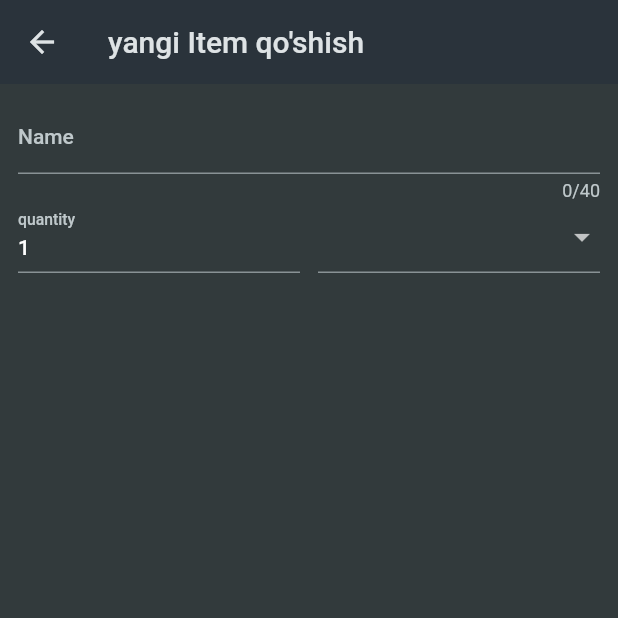
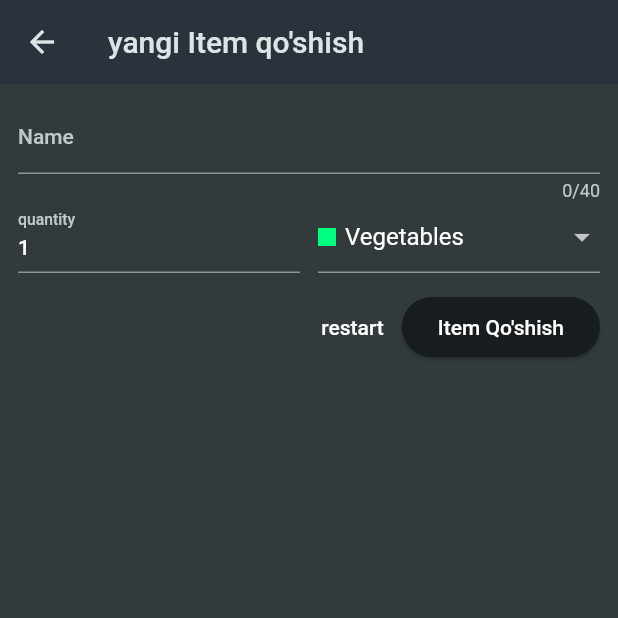
Before and after one commit to abbos0959/user_validate, a Flutter app: the screen it shows after launch, after a tap on the "add" icon, on a phone screen of 412 x 824 dp, the top half of it. Run offline on Flutter 3.47's test engine with Material 2 defaults, Android fonts, the phone set to English and light mode, and no system bars.

Commit message:
add groccery

```diff
--- a/lib/widgets/grocery_list.dart
+++ b/lib/widgets/grocery_list.dart
@@ -2,6 +2,7 @@ import 'package:flutter/foundation.dart';
 import 'package:flutter/material.dart';
 import 'package:user/data/categories.dart';
 import 'package:user/data/dummy_item.dart';
+import 'package:user/models/grocery_item.dart';
 import 'package:user/widgets/new_item.dart';
 
 class GroceyList extends StatefulWidget {
@@ -12,9 +13,18 @@ class GroceyList extends StatefulWidget {
 }
 
 class _GroceyListState extends State<GroceyList> {
-  void _addItem(BuildContext context) {
-    Navigator.of(context)
-        .push(MaterialPageRoute(builder: (ctx) => const NewItem()));
+  final List<GroceryItem> _groceryItems = [];
+
+  void _addItem(BuildContext context) async {
+    final newItem = await Navigator.of(context).push<GroceryItem>(
+        MaterialPageRoute(builder: (ctx) => const NewItem()));
+
+    if (newItem == null) {
+      return;
+    }
+    setState(() {
+      _groceryItems.add(newItem);
+    });
   }
 
   @override
@@ -27,18 +37,18 @@ class _GroceyListState extends State<GroceyList> {
                 onPressed: () {
                   _addItem(context);
                 },
-                icon: Icon(Icons.add))
+                icon: const Icon(Icons.add))
           ],
         ),
         body: ListView.builder(
-            itemCount: groceryItems.length,
+            itemCount: _groceryItems.length,
             itemBuilder: (ctx, index) => ListTile(
-                  title: Text(groceryItems[index].name),
+                  title: Text(_groceryItems[index].name),
                   leading: Container(
                       width: 24,
                       height: 24,
-                      color: groceryItems[index].category.color),
-                  trailing: Text(groceryItems[index].quantity.toString()),
+                      color: _groceryItems[index].category.color),
+                  trailing: Text(_groceryItems[index].quantity.toString()),
                 )));
   }
 }
--- a/lib/widgets/new_item.dart
+++ b/lib/widgets/new_item.dart
@@ -1,6 +1,8 @@
 import 'package:flutter/foundation.dart';
 import 'package:flutter/material.dart';
 import 'package:user/data/categories.dart';
+import 'package:user/models/category.dart';
+import 'package:user/models/grocery_item.dart';
 
 class NewItem extends StatefulWidget {
   const NewItem({super.key});
@@ -10,38 +12,76 @@ class NewItem extends StatefulWidget {
 }
 
 class _NewItemState extends State<NewItem> {
+  final _formkey = GlobalKey<FormState>();
+  var _enterName = "";
+  var _enteredQuantity = 1;
+  var _selectedCategory = categories[Categories.vegetables]!;
+
+  void _saveItam() {
+    if (_formkey.currentState!.validate()) _formkey.currentState!.save();
+
+    Navigator.of(context).pop(GroceryItem(
+        id: DateTime.now().toString(),
+        name: _enterName,
+        quantity: _enteredQuantity,
+        category: _selectedCategory));
+  }
+
   @override
   Widget build(BuildContext context) {
     return Scaffold(
-      appBar: AppBar(
-        title: const Text("yangi Item qo'shish"),
-      ),
+      appBar: AppBar(title: const Text("yangi Item qo'shish")),
       body: Padding(
           padding: const EdgeInsets.all(12),
           child: Form(
+              key: _formkey,
               child: Column(
                 children: [
                   TextFormField(
                     validator: (value) {
-                  return "sasa";
+                      if (value == null ||
+                          value.isEmpty ||
+                          value.trim().length == 1 ||
+                          value.trim().length > 40) {
+                        return "To'g'ri ma'lumot kirit qovoqbosh";
+                      }
+                      return null;
                     },
                     maxLength: 40,
                     decoration: const InputDecoration(label: Text("Name")),
+                    onSaved: (newValue) {
+                      _enterName = newValue!;
+                    },
                   ),
                   Row(
                     children: [
                       Expanded(
                         child: TextFormField(
+                          validator: (value) {
+                            if (value == null ||
+                                value.isEmpty ||
+                                int.tryParse(value) == null ||
+                                int.tryParse(value)! <= 0) {
+                              return "To'g'ri quantity kirit qovoqbosh";
+                            }
+                            return null;
+                          },
                           decoration:
                               const InputDecoration(label: Text("quantity")),
-                      initialValue: "1",
+                          keyboardType: TextInputType.number,
+                          initialValue: _enteredQuantity.toString(),
+                          onSaved: (newValue) {
+                            _enteredQuantity = int.parse(newValue!);
+                          },
                         ),
                       ),
                       const SizedBox(
                         width: 12,
                       ),
                       Expanded(
-                    child: DropdownButtonFormField(items: [
+                        child: DropdownButtonFormField(
+                            value: _selectedCategory,
+                            items: [
                               for (final cate in categories.entries)
                                 DropdownMenuItem(
                                   value: cate.value,
@@ -61,8 +101,35 @@ class _NewItemState extends State<NewItem> {
                                     ),
                                   ),
                                 )
-                    ], onChanged: (value) {}),
+                            ],
+                            onChanged: (value) {
+                              setState(() {
+                                _selectedCategory = value!;
+                              });
+                            }),
                       )
+                    ],
+                  ),
+                  const SizedBox(
+                    height: 12,
+                  ),
+                  Row(
+                    mainAxisAlignment: MainAxisAlignment.end,
+                    children: [
+                      TextButton(
+                          onPressed: () {
+                            _formkey.currentState!.reset();
+                          },
+                          child: const Text(
+                            "restart",
+                            style: TextStyle(color: Colors.white),
+                          )),
+                      ElevatedButton(
+                          onPressed: _saveItam,
+                          child: const Text(
+                            "Item Qo'shish",
+                            style: TextStyle(color: Colors.white),
+                          ))
                     ],
                   )
                 ],
```
Lines whose indentation alone changed are shown as unchanged.
